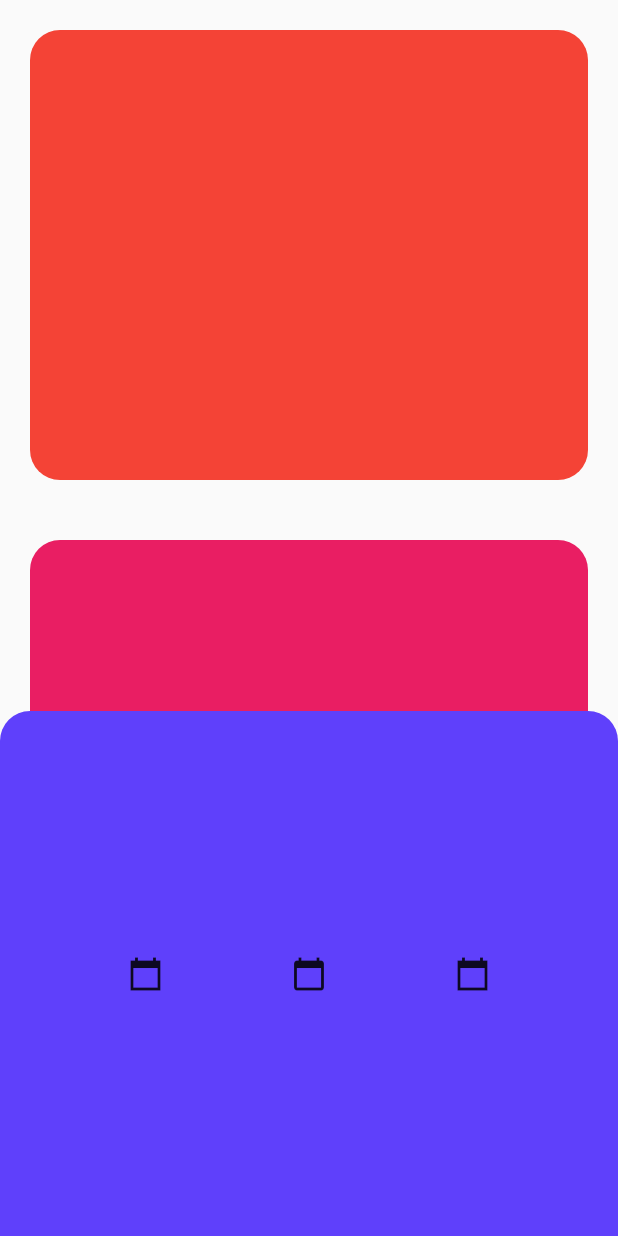
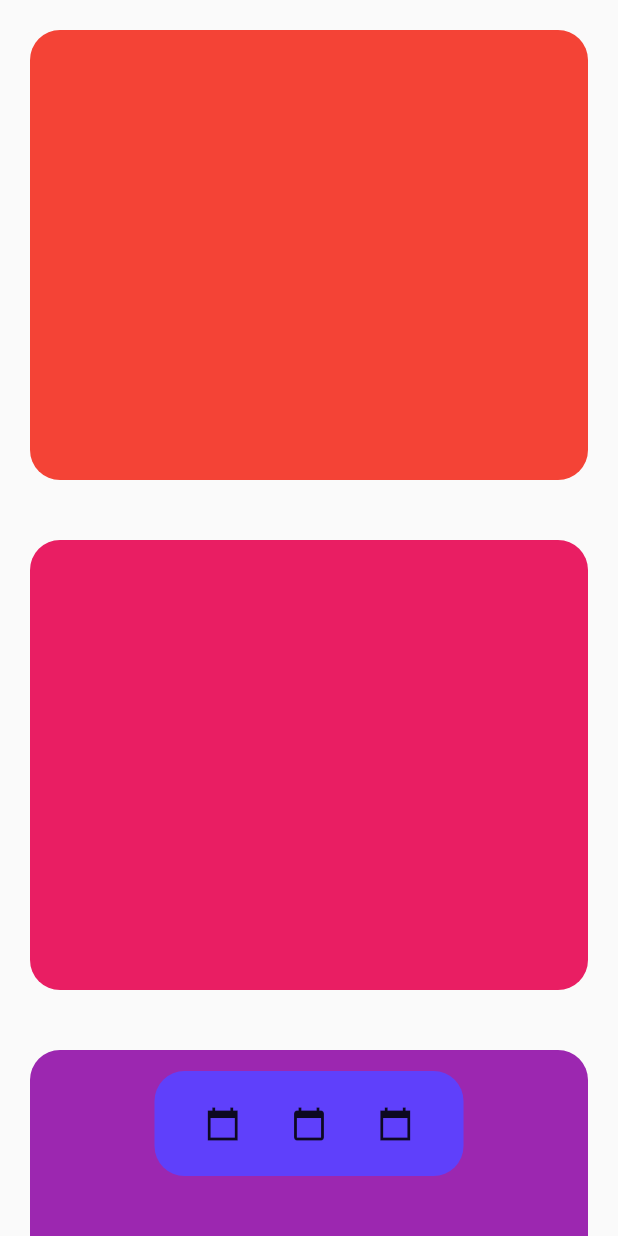
Before and after one commit to kleysonklaus/flutter_expandable_nav_bar, a Flutter app: the screen it shows after launch, on a phone screen of 412 x 824 dp. Run offline on Flutter 3.47's test engine with Material 2 defaults, Android fonts, the light colour scheme and no system bars.

Commit message:
feat(fix order): fix order to show widgets and fix first bug

```diff
--- a/lib/app/main_expandable_nav_bar.dart
+++ b/lib/app/main_expandable_nav_bar.dart
@@ -22,7 +22,7 @@ class MainExpandableNavBarState extends State<MainExpandableNavBar>
   @override
   void initState() {
     _controller = AnimationController(
-        vsync: this, duration: const Duration(milliseconds: 800));
+        vsync: this, duration: const Duration(milliseconds: 600));
     super.initState();
   }
 
@@ -59,9 +59,9 @@ class MainExpandableNavBarState extends State<MainExpandableNavBar>
             _expanded = !_expanded;
           });
           if (_expanded) {
+            _controller.forward();
+          } else {
             _controller.reverse();
-          } else {
-            _controller.forward();
           }
         },
         child: AnimatedBuilder(
@@ -71,16 +71,16 @@ class MainExpandableNavBarState extends State<MainExpandableNavBar>
             return Stack(
               children: [
                 Positioned(
-                  height: lerpDouble(_maxHeight, _minHeight, value),
-                  left: lerpDouble(0, size.width / 2 - menuWith / 2, value),
-                  width: lerpDouble(size.width, menuWith, value),
-                  bottom: lerpDouble(0, 40, value),
+                  height: lerpDouble(_minHeight, _maxHeight, value),
+                  left: lerpDouble(size.width / 2 - menuWith / 2, 0, value),
+                  width: lerpDouble(menuWith, size.width, value),
+                  bottom: lerpDouble(40, 0, value),
                   child: Container(
                     decoration: BoxDecoration(
                       color: _cardColor,
                       borderRadius: BorderRadius.vertical(
                         top: const Radius.circular(20),
-                        bottom: Radius.circular(lerpDouble(0, 20, value) ?? 0),
+                        bottom: Radius.circular(lerpDouble(20, 0, value) ?? 0),
                       ),
                     ),
                     child: _expanded
```
